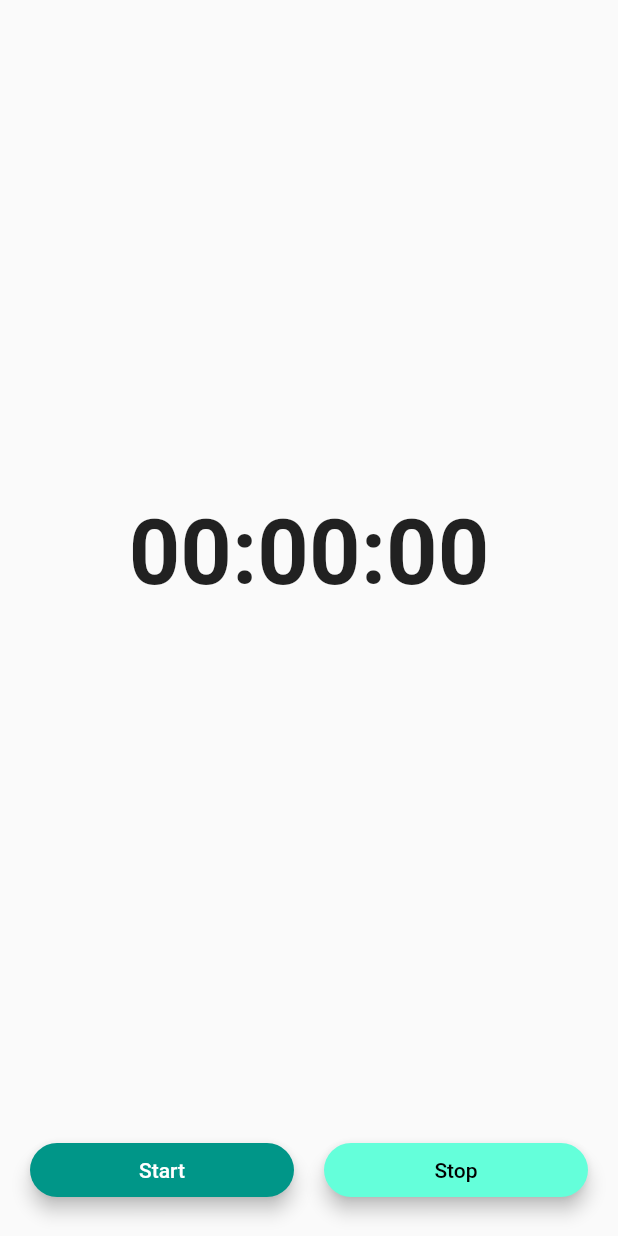
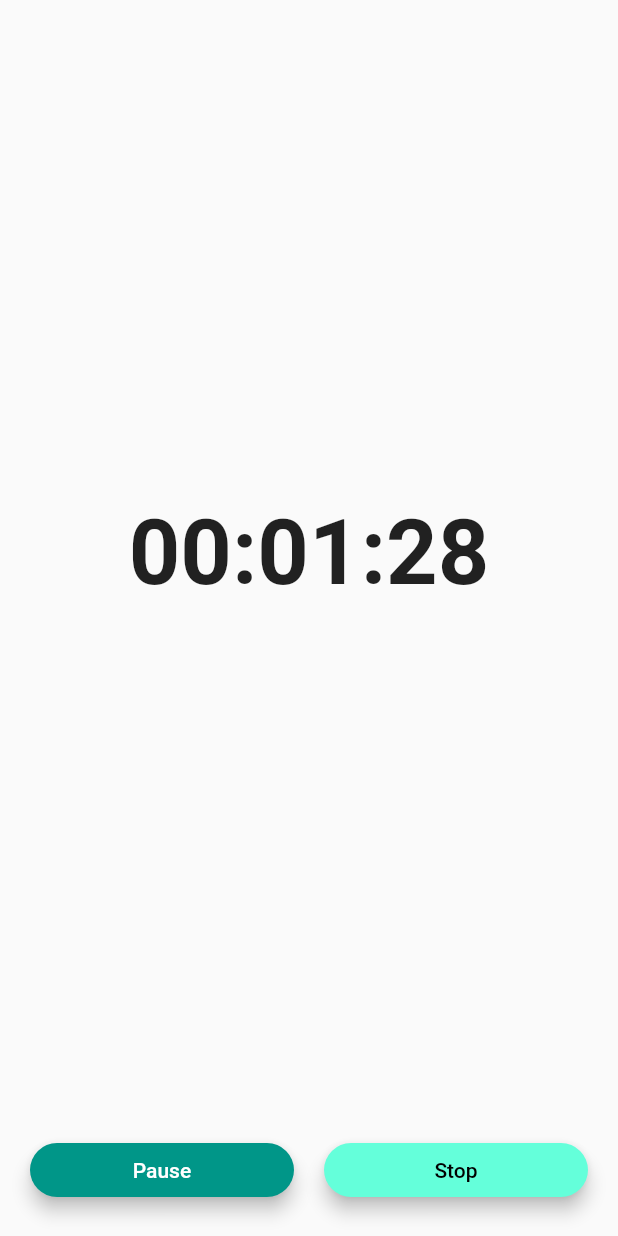
Before and after one commit to mjk22071998/flutter_alarm_clock, a Flutter app: the CountdownTimer widget shown alone on an empty page, opened directly, after a tap on "Start", on a phone screen of 412 x 824 dp. Run offline on Flutter 3.47's test engine with Material 2 defaults, Android fonts, the phone set to English and light mode, and no system bars.

Commit message:
start button working

```diff
--- a/lib/tabs/timer.dart
+++ b/lib/tabs/timer.dart
@@ -16,16 +16,37 @@ class _CountdownTimerState extends State<CountdownTimer>
   late AnimationController controller;
 
   @override
+  void initState() {
+    controller =
+        AnimationController(vsync: this, duration: const Duration(seconds: 90));
+    super.initState();
+  }
+
+  String get countText {
+    Duration count = controller.duration! * controller.value;
+    return "${(count.inHours).toString().padLeft(2,"0")}:${(count.inMinutes%60).toString().padLeft(2,"0")}:${(count.inSeconds%60).toString().padLeft(2,"0")}";
+  }
+
+  @override
+  void dispose() {
+    controller.dispose();
+    super.dispose();
+  }
+
+  @override
   Widget build(BuildContext context) {
     return Column(
       children: [
-        const Expanded(
+        Expanded(
           child: Center(
-            child: Text(
-              "00:00:00",
-              style: TextStyle(
-                fontSize: 60,
-                fontWeight: FontWeight.bold,
+            child: AnimatedBuilder(
+              animation: controller,
+              builder: (context, child) => Text(
+                countText,
+                style: const TextStyle(
+                  fontSize: 60,
+                  fontWeight: FontWeight.bold,
+                ),
               ),
             ),
           ),
@@ -38,7 +59,14 @@ class _CountdownTimerState extends State<CountdownTimer>
                 child: Container(
                   margin: const EdgeInsets.all(10.0),
                   child: ElevatedButton(
-                    onPressed: () {},
+                    onPressed: () {
+                      setState(() {
+                        started = !started;
+                      });
+                      controller.reverse(
+                          from:
+                              (controller.value == 0) ? 1.0 : controller.value);
+                    },
                     child: Padding(
                       padding: const EdgeInsets.all(10),
                       child: Text((started) ? "Pause" : "Start"),
```
